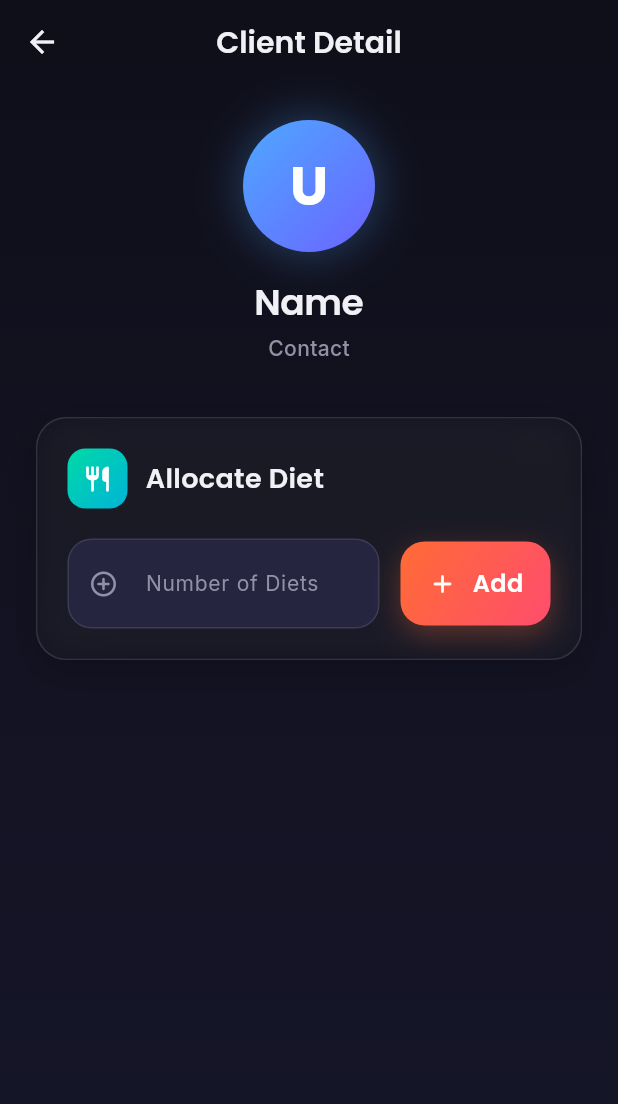
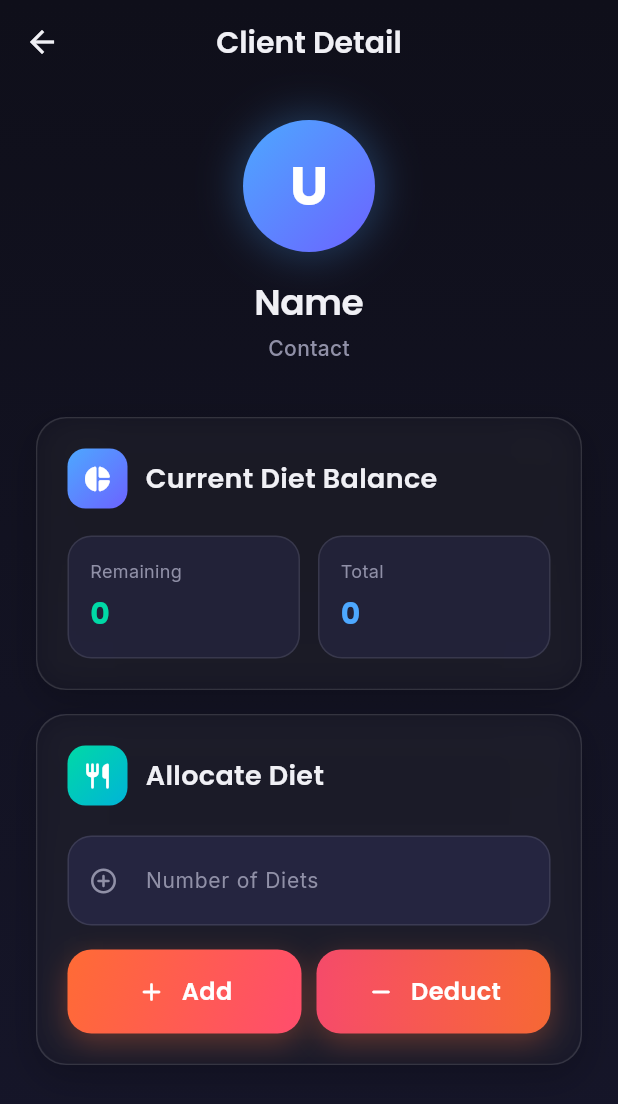
Before and after one commit to osctoss/smart_mess_app, a Flutter app: the ClientDetailScreen screen opened by its route, on a phone screen of 412 x 824 dp. Shown: the top 1104 px of the screen. Run offline on Flutter 3.47's test engine with Material 3 defaults, Android fonts, the phone set to English and light mode, and no system bars; drawn by our look-alikes of flutter_animate; our stand-ins replace cloud_firestore, firebase_auth, firebase_core, google_fonts, table_calendar; accounts and stored records are empty; generated files the repository leaves out were written again.

Commit message:
Fix admin attendance and member diet workflows

```diff
--- a/lib/features/admin/dashboard/admin_dashboard.dart
+++ b/lib/features/admin/dashboard/admin_dashboard.dart
@@ -80,7 +80,7 @@ class AdminDashboard extends StatelessWidget {
               padding: const EdgeInsets.all(16),
               child: ListView.separated(
                 itemCount: items.length,
-                separatorBuilder: (_, __) => const SizedBox(height: 16),
+                separatorBuilder: (_, _) => const SizedBox(height: 16),
                 itemBuilder: (context, index) {
                   final item = items[index];
                   return AnimatedListItem(
--- a/lib/features/admin/members/client_detail_screen.dart
+++ b/lib/features/admin/members/client_detail_screen.dart
@@ -16,6 +16,93 @@ class ClientDetailScreen extends StatelessWidget {
   final UserModel? user;
 
   const ClientDetailScreen({super.key, this.user});
+
+  Future<void> _updateDietBalance(
+    BuildContext context, {
+    required int amount,
+    required bool isDeduction,
+  }) async {
+    if (user == null) return;
+
+    if (amount <= 0) {
+      ScaffoldMessenger.of(context).showSnackBar(
+        const SnackBar(content: Text('Invalid Amount')),
+      );
+      return;
+    }
+
+    try {
+      final dietRef = FirebaseFirestore.instance
+          .collection('dietBalances')
+          .doc(user!.uid);
+
+      await FirebaseFirestore.instance.runTransaction((transaction) async {
+        final dietDoc = await transaction.get(dietRef);
+
+        if (dietDoc.exists) {
+          final data = dietDoc.data() ?? <String, dynamic>{};
+          final currentTotal = (data['totalDiets'] ?? 0) as int;
+          final currentRemaining = (data['remainingDiets'] ?? 0) as int;
+
+          if (isDeduction) {
+            if (currentRemaining < amount) {
+              throw Exception('Not enough diets to deduct');
+            }
+
+            transaction.update(dietRef, {
+              'remainingDiets': currentRemaining - amount,
+              'lastUpdated': FieldValue.serverTimestamp(),
+            });
+          } else {
+            transaction.update(dietRef, {
+              'totalDiets': currentTotal + amount,
+              'remainingDiets': currentRemaining + amount,
+              'lastUpdated': FieldValue.serverTimestamp(),
+            });
+          }
+        } else {
+          if (isDeduction) {
+            throw Exception('No diets available to deduct');
+          }
+
+          transaction.set(dietRef, {
+            'uid': user!.uid,
+            'totalDiets': amount,
+            'remainingDiets': amount,
+            'lastUpdated': FieldValue.serverTimestamp(),
+          });
+        }
+      });
+
+      final adminUid = FirebaseAuth.instance.currentUser!.uid;
+      final adminDoc = await FirebaseFirestore.instance
+          .collection('users')
+          .doc(adminUid)
+          .get();
+      final messId = adminDoc.data()?['messId'] ?? '';
+
+      await NotificationService().sendNotification(
+        messId: messId,
+        type: NotificationType.dietAllocated,
+        fromUid: adminUid,
+        toUid: user!.uid,
+        message: isDeduction ? '$amount diets deducted' : '$amount diets added',
+      );
+
+      if (!context.mounted) return;
+      ScaffoldMessenger.of(context).showSnackBar(
+        SnackBar(
+          content: Text(isDeduction ? 'Diets Deducted' : 'Diets Added'),
+        ),
+      );
+      Navigator.pop(context);
+    } catch (e) {
+      if (!context.mounted) return;
+      ScaffoldMessenger.of(context).showSnackBar(
+        SnackBar(content: Text('Error: $e')),
+      );
+    }
+  }
 
   @override
   Widget build(BuildContext context) {
@@ -57,6 +144,62 @@ class ClientDetailScreen extends StatelessWidget {
 
             const SizedBox(height: 36),
 
+            StreamBuilder<DocumentSnapshot<Map<String, dynamic>>>(
+              stream: FirebaseFirestore.instance
+                  .collection('dietBalances')
+                  .doc(user?.uid)
+                  .snapshots(),
+              builder: (context, snapshot) {
+                final data = snapshot.data?.data();
+                final totalDiets = (data?['totalDiets'] ?? 0) as int;
+                final remainingDiets = (data?['remainingDiets'] ?? 0) as int;
+
+                return GlassCard(
+                  child: Column(
+                    children: [
+                      Row(
+                        children: [
+                          Container(
+                            width: 40,
+                            height: 40,
+                            decoration: BoxDecoration(
+                              gradient: AppColors.blueGradient,
+                              borderRadius: BorderRadius.circular(12),
+                            ),
+                            child: const Icon(Icons.pie_chart_rounded, color: Colors.white, size: 20),
+                          ),
+                          const SizedBox(width: 12),
+                          Text('Current Diet Balance', style: AppTextStyles.heading4),
+                        ],
+                      ),
+                      const SizedBox(height: 18),
+                      Row(
+                        children: [
+                          Expanded(
+                            child: _BalanceStat(
+                              label: 'Remaining',
+                              value: '$remainingDiets',
+                              valueColor: AppColors.accentTeal,
+                            ),
+                          ),
+                          const SizedBox(width: 12),
+                          Expanded(
+                            child: _BalanceStat(
+                              label: 'Total',
+                              value: '$totalDiets',
+                              valueColor: AppColors.accentBlue,
+                            ),
+                          ),
+                        ],
+                      ),
+                    ],
+                  ),
+                ).animate().fadeIn(delay: 350.ms, duration: 500.ms);
+              },
+            ),
+
+            const SizedBox(height: 16),
+
             // Diet allocation
             GlassCard(
               child: Column(
@@ -77,79 +220,49 @@ class ClientDetailScreen extends StatelessWidget {
                     ],
                   ),
                   const SizedBox(height: 20),
+                  CustomTextField(
+                    controller: dietController,
+                    label: 'Number of Diets',
+                    prefixIcon: Icons.add_circle_outline_rounded,
+                    keyboardType: TextInputType.number,
+                  ),
+                  const SizedBox(height: 16),
                   Row(
                     children: [
                       Expanded(
-                        child: CustomTextField(
-                          controller: dietController,
-                          label: 'Number of Diets',
-                          prefixIcon: Icons.add_circle_outline_rounded,
-                          keyboardType: TextInputType.number,
-                        ),
-                      ),
-                      const SizedBox(width: 14),
-                      SizedBox(
-                        width: 100,
                         child: CustomButton(
                           text: 'Add',
                           icon: Icons.add_rounded,
                           fullWidth: true,
                           onPressed: () async {
                             final amount = int.tryParse(dietController.text);
-                            if (amount == null || amount <= 0) {
-                              ScaffoldMessenger.of(context).showSnackBar(
-                                const SnackBar(content: Text('Invalid Amount')),
-                              );
-                              return;
-                            }
-
-                            try {
-                              final dietRef = FirebaseFirestore.instance
-                                  .collection('dietBalances')
-                                  .doc(user!.uid);
-                              final dietDoc = await dietRef.get();
-
-                              if (dietDoc.exists) {
-                                await dietRef.update({
-                                  'totalDiets': FieldValue.increment(amount),
-                                  'remainingDiets': FieldValue.increment(amount),
-                                  'lastUpdated': FieldValue.serverTimestamp(),
-                                });
-                              } else {
-                                await dietRef.set({
-                                  'uid': user!.uid,
-                                  'totalDiets': amount,
-                                  'remainingDiets': amount,
-                                  'lastUpdated': FieldValue.serverTimestamp(),
-                                });
-                              }
-
-                              final adminUid = FirebaseAuth.instance.currentUser!.uid;
-                              final adminDoc = await FirebaseFirestore.instance
-                                  .collection('users')
-                                  .doc(adminUid)
-                                  .get();
-                              final messId = adminDoc.data()?['messId'] ?? '';
-
-                              await NotificationService().sendNotification(
-                                messId: messId,
-                                type: NotificationType.dietAllocated,
-                                fromUid: adminUid,
-                                toUid: user!.uid,
-                                message: '$amount diets added',
-                              );
-
-                              if (!context.mounted) return;
-                              ScaffoldMessenger.of(context).showSnackBar(
-                                const SnackBar(content: Text('Diets Added')),
-                              );
-                              Navigator.pop(context);
-                            } catch (e) {
-                              if (!context.mounted) return;
-                              ScaffoldMessenger.of(context).showSnackBar(
-                                SnackBar(content: Text('Error: $e')),
-                              );
-                            }
+                            await _updateDietBalance(
+                              context,
+                              amount: amount ?? 0,
+                              isDeduction: false,
+                            );
+                          },
+                        ),
+                      ),
+                      const SizedBox(width: 10),
+                      Expanded(
+                        child: CustomButton(
+                          text: 'Deduct',
+                          icon: Icons.remove_rounded,
+                          fullWidth: true,
+                          gradient: LinearGradient(
+                            colors: [
+                              AppColors.accentRose.withValues(alpha: 0.95),
+                              AppColors.accentOrange.withValues(alpha: 0.95),
+                            ],
+                          ),
+                          onPressed: () async {
+                            final amount = int.tryParse(dietController.text);
+                            await _updateDietBalance(
+                              context,
+                              amount: amount ?? 0,
+                              isDeduction: true,
+                            );
                           },
                         ),
                       ),
@@ -164,3 +277,41 @@ class ClientDetailScreen extends StatelessWidget {
     );
   }
 }
+
+class _BalanceStat extends StatelessWidget {
+  final String label;
+  final String value;
+  final Color valueColor;
+
+  const _BalanceStat({
+    required this.label,
+    required this.value,
+    required this.valueColor,
+  });
+
+  @override
+  Widget build(BuildContext context) {
+    return Container(
+      padding: const EdgeInsets.symmetric(horizontal: 14, vertical: 14),
+      decoration: BoxDecoration(
+        color: AppColors.surfaceLight.withValues(alpha: 0.7),
+        borderRadius: BorderRadius.circular(16),
+        border: Border.all(color: AppColors.glassBorder),
+      ),
+      child: Column(
+        crossAxisAlignment: CrossAxisAlignment.start,
+        children: [
+          Text(label, style: AppTextStyles.bodySmall),
+          const SizedBox(height: 6),
+          Text(
+            value,
+            style: AppTextStyles.heading3.copyWith(
+              color: valueColor,
+              fontWeight: FontWeight.w700,
+            ),
+          ),
+        ],
+      ),
+    );
+  }
+}
--- a/lib/features/admin/members/members_controller.dart
+++ b/lib/features/admin/members/members_controller.dart
@@ -97,7 +97,7 @@ class MembersController with ChangeNotifier {
     );
   }
 
-  Future<void> removeMember(String uid) async {
+  Future<String> removeMember(String uid) async {
     try {
        // Use direct Firestore get() to safely handle missing diet doc
        final dietSnapshot = await FirebaseFirestore.instance
@@ -129,6 +129,7 @@ class MembersController with ChangeNotifier {
               await _firestoreService.deleteData(path: 'dietBalances/$uid');
             } catch (_) {}
           }
+          return 'Member removed successfully';
        } else {
           await _notificationService.sendNotification(
             messId: _messId!,
@@ -136,9 +137,11 @@ class MembersController with ChangeNotifier {
             fromUid: _auth.currentUser!.uid,
             toUid: uid,
           );
+          return 'Removal request sent';
        }
     } catch (e) {
        debugPrint('Error removing member: $e');
+       rethrow;
     }
   }
 
--- a/lib/features/auth/create_mess/create_mess_controller.dart
+++ b/lib/features/auth/create_mess/create_mess_controller.dart
@@ -59,6 +59,7 @@ class CreateMessController with ChangeNotifier {
       );
 
       // 3. Navigate to Dashboard
+      if (!context.mounted) return;
       Navigator.pushNamedAndRemoveUntil(context, AppRoutes.adminDashboard, (route) => false);
 
     } catch (e) {
--- a/lib/features/auth/select_mess/select_mess_controller.dart
+++ b/lib/features/auth/select_mess/select_mess_controller.dart
@@ -90,6 +90,7 @@ class SelectMessController with ChangeNotifier {
       );
 
       // 3. Navigate to Login or Wait Screen
+      if (!context.mounted) return;
       Navigator.pushNamedAndRemoveUntil(context, AppRoutes.login, (route) => false);
 
     } catch (e) {
--- a/lib/features/auth/signup/signup_controller.dart
+++ b/lib/features/auth/signup/signup_controller.dart
@@ -76,6 +76,7 @@ class SignupController with ChangeNotifier {
             ),
           );
 
+          if (!context.mounted) return;
           if (result != null && result.user != null) {
             await _completeSignup(context, result.user!, name, contact, password);
           }
```
Also changed, not shown: lib/features/admin/attendance/attendance_screen.dart (+99 -94 lines), lib/features/admin/members/members_screen.dart (+14 -1 lines).
